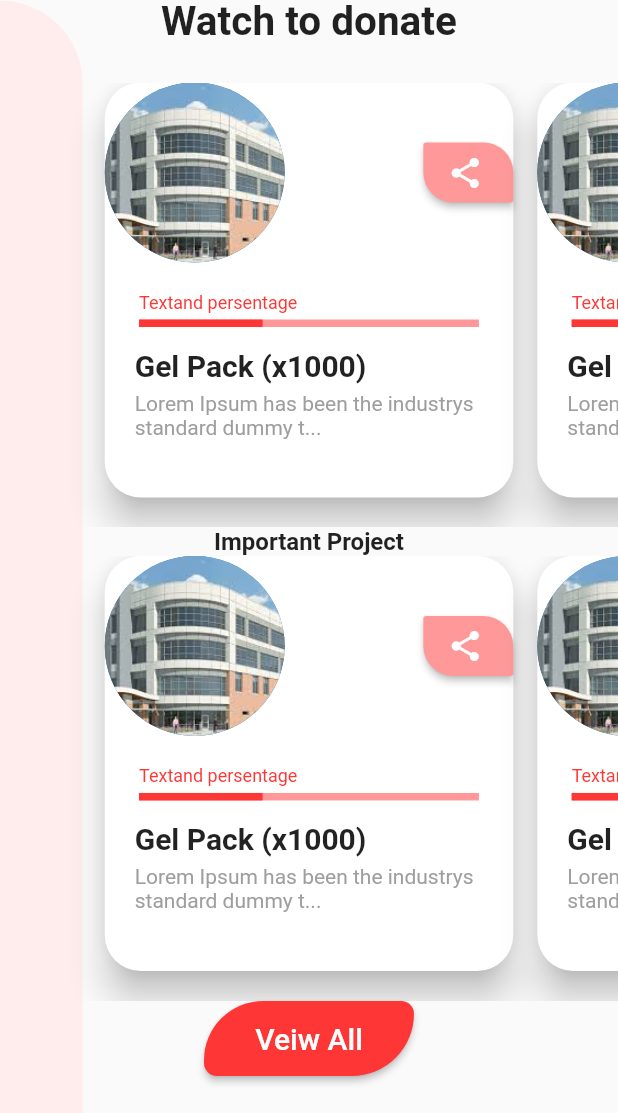
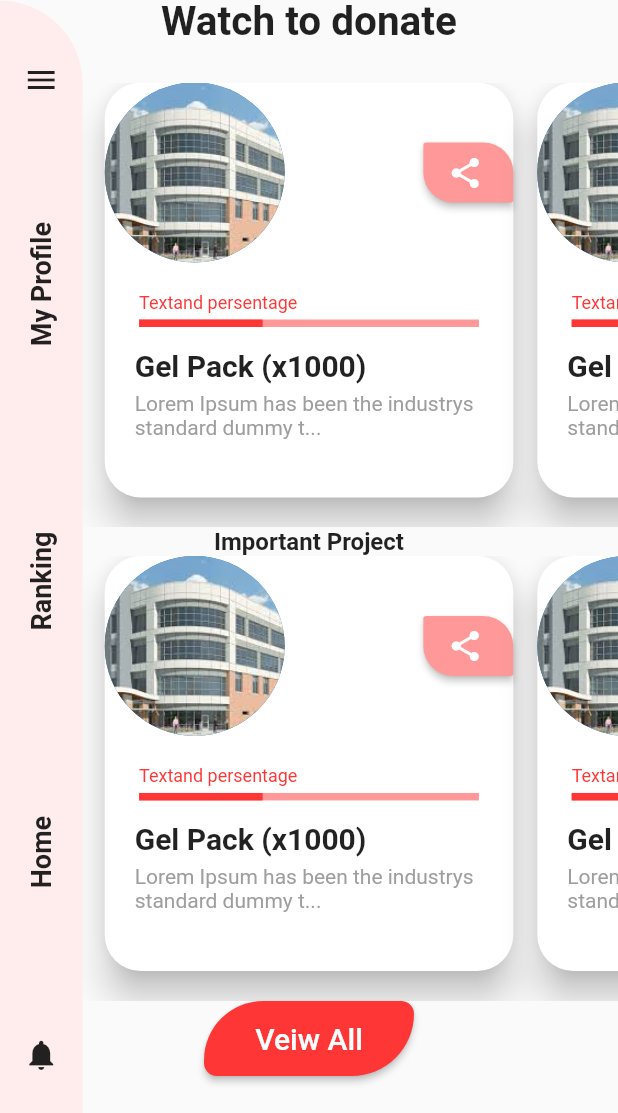
Before and after one commit to nassimiheb/Carety, a Flutter app: the screen it shows after launch, on a phone screen of 412 x 824 dp, the part 123-1236 px from its top. Run offline on Flutter 3.47's test engine with Material 2 defaults, Android fonts, the phone set to English and light mode, and no system bars; our stand-ins replace introduction_screen.

Commit message:
Full menu

```diff
--- a/lib/home_page.dart
+++ b/lib/home_page.dart
@@ -1,15 +1,14 @@
 import 'package:flutter/material.dart';
-
-
-
 
 class SlidingCardsView extends StatefulWidget {
   @override
   _SlidingCardsViewState createState() => _SlidingCardsViewState();
 }
+
 const maincolor = const Color(0xffFF3636);
 const scndcolor = const Color(0xffFF9999);
 const navcolor = const Color(0xffFFEDED);
+
 class _SlidingCardsViewState extends State<SlidingCardsView> {
   PageController pageController;
 
@@ -27,119 +26,144 @@ class _SlidingCardsViewState extends State<SlidingCardsView> {
 
   @override
   Widget build(BuildContext context) {
-    return
-    Scaffold(body:
-
-        Stack(
-
+    return Scaffold(
+      body: Stack(
         children: <Widget>[
+          Container(
+            child: Column(
+              children: <Widget>[
+                SizedBox(
+                  height: 40,
+                ),
+                Image.asset(
+                  'assets/applogo.jpg',
+                  height: 40,
+                ),
+                Text(
+                  "Watch to donate",
+                  style: TextStyle(fontSize: 27, fontWeight: FontWeight.bold),
+                ),
+                SizedBox(
+                  height: 25,
+                ),
+                SizedBox(
+                  height: MediaQuery.of(context).size.height * 0.36,
+                  child: PageView(
+                    controller: pageController,
+                    children: <Widget>[
+                      SlidingCard(
+                        name: 'Gel Pack (x1000)',
+                        date:
+                            'Lorem Ipsum has been the industrys standard dummy t...',
+                        img: 'assets/hospital.jpeg',
+                        per: 10,
+                      ),
+                      SlidingCard(
+                        name: 'Gel Pack (x1000)',
+                        date:
+                            'Lorem Ipsum has been the industrys standard dummy t...',
+                        img: 'assets/hospital.jpeg',
+                        per: 10,
+                      ),
+                    ],
+                  ),
+                ),
+                Text(
+                  "Important Project",
+                  style: TextStyle(fontSize: 16, fontWeight: FontWeight.bold),
+                ),
+                SizedBox(
+                  height: MediaQuery.of(context).size.height * 0.36,
+                  child: PageView(
+                    controller: pageController,
+                    children: <Widget>[
+                      SlidingCard(
+                        name: 'Gel Pack (x1000)',
+                        date:
+                            'Lorem Ipsum has been the industrys standard dummy t...',
+                        img: 'assets/hospital.jpeg',
+                        per: 10,
+                      ),
+                      SlidingCard(
+                        name: 'Gel Pack (x1000)',
+                        date:
+                            'Lorem Ipsum has been the industrys standard dummy t...',
+                        img: 'assets/hospital.jpeg',
+                        per: 10,
+                      ),
+                    ],
+                  ),
+                ),
+                Container(
+                  width: 140.0,
+                  height: 50.0,
+                  child: RaisedButton(
+                    color: maincolor,
+                    child: Row(
+                      mainAxisAlignment: MainAxisAlignment.center,
+                      children: <Widget>[
+                        Text(
+                          "Veiw All",
+                          style: TextStyle(fontSize: 20, color: Colors.white),
+                        )
+                      ],
+                    ),
+                    onPressed: () {},
+                    shape: RoundedRectangleBorder(
+                      borderRadius: BorderRadius.only(
+                          topRight: Radius.circular(26),
+                          topLeft: Radius.circular(120),
+                          bottomLeft: Radius.circular(26),
+                          bottomRight: Radius.circular(126)),
+                    ),
+                  ),
+                ),
+              ],
+            ),
+          ),
           Positioned(
             bottom: 0,
-            child:  Container(
-
+            child: Container(
                 height: MediaQuery.of(context).size.height * 0.9,
                 width: 55,
                 alignment: Alignment.bottomCenter,
                 decoration: new BoxDecoration(
                   color: navcolor,
                   borderRadius: new BorderRadius.only(
-
                     topRight: const Radius.circular(80.0),
-              ),)
-
-
-
                   ),
                 ),
+                child: Column(
+                    children: <Widget>[
+                      SizedBox(height : MediaQuery.of(context).size.height * 0.05,),
+                      Icon(Icons.menu),
+                      SizedBox(height : MediaQuery.of(context).size.height * 0.1,),
+                      RotatedBox(
+      quarterTurns: -1,
+      child: Text("My Profile",style: TextStyle(fontSize: 18,fontWeight: FontWeight.bold),),
+          ),
+          SizedBox(height : MediaQuery.of(context).size.height * 0.15,),
+RotatedBox(
+      quarterTurns: -1,
+      child: Text("Ranking",style: TextStyle(fontSize: 18,fontWeight: FontWeight.bold),),
+          ),
+          SizedBox(height : MediaQuery.of(context).size.height * 0.15,),
+          RotatedBox(
+      quarterTurns: -1,
+      child: Text("Home",style: TextStyle(fontSize: 18,fontWeight: FontWeight.bold),),
+          ),
+          SizedBox(height : MediaQuery.of(context).size.height * 0.12,),
+          Icon(Icons.notifications),
 
-        Container(child: Column(
-children: <Widget>[
-        SizedBox(height: 40,),
-        Image.asset('assets/applogo.jpg',height: 40,),
-        Text("Watch to donate",style: TextStyle(fontSize: 27,fontWeight: FontWeight.bold),),
-        SizedBox(height: 25,),
-        SizedBox(
-      height: MediaQuery.of(context).size.height * 0.36,
-
-
-      child: PageView(
-
-        controller: pageController,
-        children: <Widget>[
-          SlidingCard(
-            name: 'Gel Pack (x1000)',
-            date: 'Lorem Ipsum has been the industrys standard dummy t...',
-            img: 'assets/hospital.jpeg',
-            per: 10,
-
+                    ],
                 ),
-          SlidingCard(
-            name: 'Gel Pack (x1000)',
-            date: 'Lorem Ipsum has been the industrys standard dummy t...',
-            img: 'assets/hospital.jpeg',
-            per: 10,
-
+            ),
           ),
         ],
       ),
-    ),
-    Text("Important Project" ,style: TextStyle(fontSize: 16,fontWeight: FontWeight.bold),),
-    SizedBox(
-      height: MediaQuery.of(context).size.height * 0.36,
-
-
-      child: PageView(
-
-        controller: pageController,
-        children: <Widget>[
-          SlidingCard(
-            name: 'Gel Pack (x1000)',
-            date: 'Lorem Ipsum has been the industrys standard dummy t...',
-            img: 'assets/hospital.jpeg',
-            per: 10,
-
-          ),
-          SlidingCard(
-            name: 'Gel Pack (x1000)',
-            date: 'Lorem Ipsum has been the industrys standard dummy t...',
-            img: 'assets/hospital.jpeg',
-            per: 10,
-
-          ),
-        ],
-      ),
-    ),
-    Container(
-
-          width: 140.0,
-          height: 50.0,
-          child : RaisedButton(
-            color: maincolor,
-            child: Row(
-              mainAxisAlignment: MainAxisAlignment.center,
-              children: <Widget>[
-
-                Text("Veiw All",style: TextStyle(fontSize: 20,color: Colors.white),)
-              ],
-            ),
-            onPressed: () {},
-            shape: RoundedRectangleBorder(
-              borderRadius: BorderRadius.only(topRight: Radius.circular(26),topLeft: Radius.circular(120),bottomLeft: Radius.circular(26),bottomRight: Radius.circular(126)),
-            ),
-          ),
-        ),
-],),)
-
-    ],),
-    )
-
-    ;
-
+    );
   }
-
 }
-
-
 
 class SlidingCard extends StatelessWidget {
   final String name; //<-- title of the event
@@ -154,73 +178,81 @@ class SlidingCard extends StatelessWidget {
     @required this.date,
     @required this.img,
     @required this.per,
-
   }) : super(key: key);
 
   @override
   Widget build(BuildContext context) {
     return Card(
-
       margin: EdgeInsets.only(left: 8, right: 8, bottom: 20),
       elevation: 10,
-      shape: RoundedRectangleBorder(borderRadius: BorderRadius.circular(24)), //<--custom shape
+      shape: RoundedRectangleBorder(
+          borderRadius: BorderRadius.circular(24)), //<--custom shape
 
       child: Column(
-
         crossAxisAlignment: CrossAxisAlignment.center,
         children: <Widget>[
           Row(
             children: <Widget>[
               CircleAvatar(
                 radius: 60,
-          backgroundImage: AssetImage(img,),
+                backgroundImage: AssetImage(
+                  img,
+                ),
               ),
               Spacer(),
-
               Container(
-
                 width: 60.0,
                 height: 40.0,
-          child : RaisedButton(
+                child: RaisedButton(
                   color: scndcolor,
                   child: Row(
                     children: <Widget>[
-                Icon(Icons.share, color: Colors.white,),
+                      Icon(
+                        Icons.share,
+                        color: Colors.white,
+                      ),
                     ],
                   ),
                   onPressed: () {},
                   shape: RoundedRectangleBorder(
-              borderRadius: BorderRadius.only(topRight: Radius.circular(20),topLeft: Radius.circular(2),bottomLeft: Radius.circular(20),bottomRight: Radius.circular(2)),
+                    borderRadius: BorderRadius.only(
+                        topRight: Radius.circular(20),
+                        topLeft: Radius.circular(2),
+                        bottomLeft: Radius.circular(20),
+                        bottomRight: Radius.circular(2)),
                   ),
                 ),
               ),
             ],
           ),
           SizedBox(height: 20),
-
-
           Column(
               crossAxisAlignment: CrossAxisAlignment.start,
               children: <Widget>[
-
-              Text("Textand persentage",style: TextStyle(color: maincolor,fontSize: 12),),
-              SizedBox(height: 4,),
+                Text(
+                  "Textand persentage",
+                  style: TextStyle(color: maincolor, fontSize: 12),
+                ),
+                SizedBox(
+                  height: 4,
+                ),
                 Container(
                   /* padding: new EdgeInsets.all(20.0),*/
                   width: MediaQuery.of(context).size.width * 0.55,
                   height: 5.0,
                   color: scndcolor,
-            alignment: Alignment.centerLeft, // where to position the child
+                  alignment:
+                      Alignment.centerLeft, // where to position the child
                   child: Container(
                     width: MediaQuery.of(context).size.width * 0.2,
                     height: 5.0,
                     color: maincolor,
                   ),
                 ),
-            ]
-          ),
+              ]),
           Expanded(
-            child: CardContent( //<--replace the Container with CardContent
+            child: CardContent(
+              //<--replace the Container with CardContent
               name: name,
               date: date,
             ), //<-- will be replaced soon :)
@@ -230,7 +262,6 @@ class SlidingCard extends StatelessWidget {
     );
   }
 }
-
 
 class CardContent extends StatelessWidget {
   final String name;
@@ -243,11 +274,12 @@ class CardContent extends StatelessWidget {
   Widget build(BuildContext context) {
     return Padding(
       /* padding: const EdgeInsets.all(20.0),*/
-      padding : const EdgeInsets.only(bottom: 18,top: 14,left: 20,right: 20),
+      padding: const EdgeInsets.only(bottom: 18, top: 14, left: 20, right: 20),
       child: Column(
         crossAxisAlignment: CrossAxisAlignment.start,
         children: <Widget>[
-          Text(name, style: TextStyle(fontSize: 20, fontWeight: FontWeight.bold)),
+          Text(name,
+              style: TextStyle(fontSize: 20, fontWeight: FontWeight.bold)),
           SizedBox(height: 6),
           Text(date, style: TextStyle(color: Colors.grey)),
           Spacer(),
```
Lines whose indentation alone changed are shown as unchanged.
